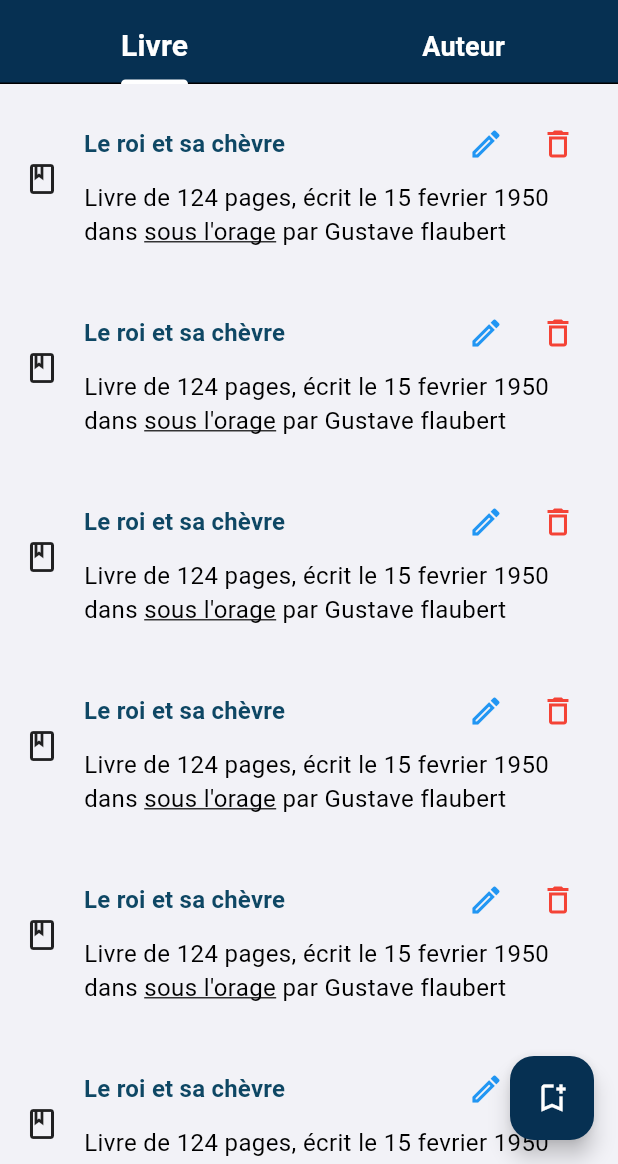
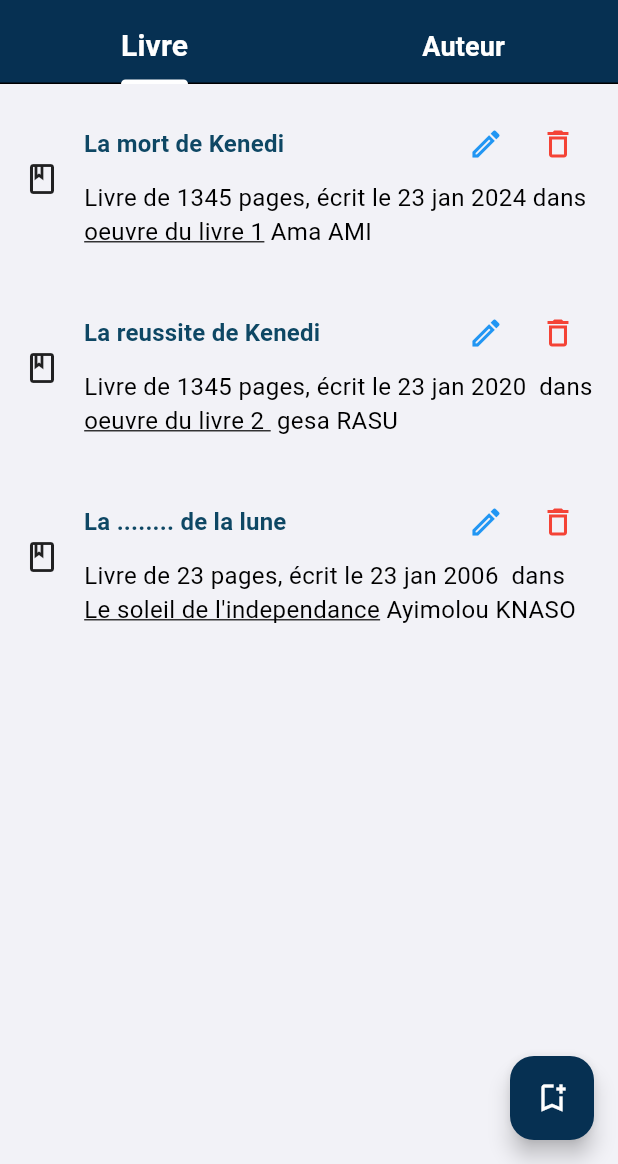
Before and after one commit to ayahetsiam/book_frontend, a Flutter app: the screen it shows after launch, on a phone screen of 412 x 824 dp, the part 72-1236 px from its top. Run offline on Flutter 3.47's test engine with Material 3 defaults, Android fonts, the light colour scheme and no system bars; our stand-ins replace gap.

Commit message:
Les exos de maison faits

```diff
--- /dev/null
+++ b/lib/data/dataSources/author_data_source.dart
@@ -0,0 +1,5 @@
+final authorDb = [
+  {"id": "author/1", "firstname": "Ayimolou", "name": "KNASO"},
+  {"id": "author/2", "firstname": "gesa", "name": "RASU"},
+  {"id": "author/3", "firstname": "Ama", "name": "AMI"}
+];
--- /dev/null
+++ b/lib/data/dataSources/book_data_source.dart
@@ -0,0 +1,29 @@
+final bookDb = [
+  {
+    "id": "book/1",
+    "isbn": "3547J",
+    "title": "La mort de Kenedi",
+    "artwork": "oeuvre du livre 1",
+    "page": 1345,
+    "writtenAt": "23 jan 2024",
+    "author": {"id": "author/3", "firstname": "Ama", "name": "AMI"},
+  },
+  {
+    "id": "book/2",
+    "isbn": "5646",
+    "title": "La reussite de Kenedi",
+    "artwork": "oeuvre du livre 2 ",
+    "page": 1345,
+    "writtenAt": "23 jan 2020 ",
+    "author": {"id": "author/2", "firstname": "gesa", "name": "RASU"},
+  },
+  {
+    "id": "book/3",
+    "isbn": "5326",
+    "title": "La ........ de la lune",
+    "artwork": "Le soleil de l'independance",
+    "page": 23,
+    "writtenAt": "23 jan 2006 ",
+    "author": {"id": "author/1", "firstname": "Ayimolou", "name": "KNASO"},
+  },
+];
--- /dev/null
+++ b/lib/data/models/author_model.dart
@@ -0,0 +1,23 @@
+class AuthorModel {
+  String name;
+  String firstname;
+
+  AuthorModel({
+    required this.name,
+    required this.firstname,
+  });
+
+  factory AuthorModel.fromJson(Map<String, dynamic> json) {
+    return AuthorModel(
+      name: json["name"] as String,
+      firstname: json["firstname"] as String,
+    );
+  }
+
+  Map<String, dynamic> toJson() {
+    return {
+      "name": name,
+      "firstname": firstname,
+    };
+  }
+}
--- /dev/null
+++ b/lib/data/models/book_models.dart
@@ -0,0 +1,41 @@
+import 'package:book_ui/data/models/author_model.dart';
+
+class BookModel {
+  String isbn;
+  String title;
+  String artwork;
+  int page;
+  String writtenAt;
+  AuthorModel author;
+
+  BookModel({
+    required this.isbn,
+    required this.title,
+    required this.artwork,
+    required this.page,
+    required this.writtenAt,
+    required this.author,
+  });
+
+  factory BookModel.fromJson(Map<String, dynamic> json) {
+    return BookModel(
+      isbn: json["isbn"] as String,
+      title: json["title"] as String,
+      artwork: json["artwork"] as String,
+      page: json["page"] as int,
+      writtenAt: json["writtenAt"] as String,
+      author: AuthorModel.fromJson(json["author"]),
+    );
+  }
+
+  Map<String, dynamic> toJson() {
+    return {
+      "isbn": isbn,
+      "title": title,
+      "artwork": artwork,
+      "page": page,
+      "writtenAt": writtenAt,
+      "author": author.toJson(),
+    };
+  }
+}
--- a/lib/views/components/author_books.dart
+++ b/lib/views/components/author_books.dart
@@ -32,6 +32,7 @@ class AuthorBooksTile extends StatelessWidget {
             ],
           )),
         ],
-        ));
+      ),
+    );
   }
 }
--- a/lib/views/components/book_tile.dart
+++ b/lib/views/components/book_tile.dart
@@ -1,36 +1,67 @@
+import 'package:book_ui/data/models/book_models.dart';
 import 'package:book_ui/views/components/app_snake_bar.dart';
 import 'package:book_ui/views/components/dialog_box.dart';
 import 'package:book_ui/views/configs/colors/common_colors.dart';
+import 'package:book_ui/views/screen/modify_book_screen.dart';
 import 'package:gap/gap.dart';
 import 'package:flutter/material.dart';
 
-class BookTile extends StatelessWidget {
-  const BookTile({super.key, required this.title, required this.subtitle});
+class BookTile extends StatefulWidget {
+  final BookModel book;
 
-  final String title;
-  final Text subtitle;
+  const BookTile({
+    super.key,
+    required this.book,
+  });
 
+  @override
+  State<BookTile> createState() => _BookTileState();
+}
+
+class _BookTileState extends State<BookTile> {
   void deleteOperation() {
-    debugPrint("alaj");
+    //debugPrint("alaj");
   }
 
-  void clickOnDelete(BuildContext context) {
+  void clickOnDelete() {
     showDialog(
         context: context,
         builder: (context) => ConfirmationDialog(
             title: "Confirmation",
-            content: "Êtes-vous sûr de vouloir supprimer cet auteur ?",
+            content: Text.rich(TextSpan(
+              children: [
+                const TextSpan(
+                    text:
+                        "Êtes-vous sûr de vouloir supprimer le livre intitulé "),
+                TextSpan(
+                    text: widget.book.title,
+                    style: Theme.of(context).textTheme.titleMedium),
+                TextSpan(
+                    text:
+                        " de ${widget.book.author.firstname} ${widget.book.author.name} ?"),
+              ],
+            )),
             onConfirmDeleting: deleteOperation),
         barrierDismissible: false);
   }
 
-  void clickOnModify(BuildContext context) {
-    Navigator.of(context).pushNamed("modifyBook");
+  void clickOnModify() {
+    //Navigator.of(context).pushNamed("modifyBook");
+    Navigator.push(
+      context,
+      MaterialPageRoute(
+        builder: (context) => ModifyBookScreen(
+          book: widget.book,
+        ),
+      ),
+    ); //pass any arguments),
   }
 
   @override
   Widget build(BuildContext context) {
-    return Container(
+    return Padding(
+      padding: const EdgeInsets.all(8.0),
+      child: Container(
         padding: const EdgeInsets.all(8),
         decoration: BoxDecoration(
             borderRadius: BorderRadius.circular(12),
@@ -48,19 +79,21 @@ class BookTile extends StatelessWidget {
                     children: [
                       Expanded(
                           child: Text(
-                        title,
+                        widget.book.title,
                         style: Theme.of(context).textTheme.titleMedium,
                       )),
-                      Row(children: [
-                        IconButton(
-                            onPressed: () => clickOnModify(context),
+                      Row(
+                        children: [
+                          IconButton(
+                            onPressed: () => clickOnModify(),
                             icon: Icon(
                               Icons.edit_outlined,
                               color: AppColor.updateColor,
-                            )),
-                        IconButton(
+                            ),
+                          ),
+                          IconButton(
                             onPressed: () {
-                              clickOnDelete(context);
+                              clickOnDelete();
                               //il y a un probleme
                               ScaffoldMessenger.of(context).showSnackBar(
                                   AppSnackBar(
@@ -70,15 +103,35 @@ class BookTile extends StatelessWidget {
                             icon: Icon(
                               Icons.delete_outline,
                               color: AppColor.deleteColor,
-                            )),
-                      ]),
+                            ),
+                          ),
+                        ],
+                      ),
                     ],
                   ),
-                  subtitle
+                  Text.rich(
+                    TextSpan(
+                      style: Theme.of(context).textTheme.bodyMedium,
+                      children: [
+                        TextSpan(
+                            text:
+                                "Livre de ${widget.book.page} pages, écrit le ${widget.book.writtenAt} dans "),
+                        TextSpan(
+                            text: widget.book.artwork,
+                            style: const TextStyle(
+                                decoration: TextDecoration.underline)),
+                        TextSpan(
+                            text:
+                                " ${widget.book.author.firstname} ${widget.book.author.name}"),
+                      ],
+                    ),
+                  ),
                 ],
               ),
-            )
+            ),
           ],
-        ));
+        ),
+      ),
+    );
   }
 }
--- a/lib/views/components/dialog_box.dart
+++ b/lib/views/components/dialog_box.dart
@@ -8,13 +8,13 @@ class ConfirmationDialog extends StatelessWidget {
       required this.onConfirmDeleting})
       : super(key: key);
   final String title;
-  final String content;
+  final Text content;
   final Function? onConfirmDeleting;
   @override
   Widget build(BuildContext context) {
     return AlertDialog(
       title: Text(title),
-      content: Text(content),
+      content: content,
       actions: [
         TextButton(
           onPressed: () {
--- a/lib/views/configs/style.dart
+++ b/lib/views/configs/style.dart
@@ -14,4 +14,6 @@ class AppStyle {
 
   static const FontWeight titleFontWeight = FontWeight.bold;
   static const FontWeight normalTextFontWeight = FontWeight.normal;
+  static const TextStyle notImportantTitleTextStyle =
+      TextStyle(color: Colors.grey, fontWeight: FontWeight.bold);
 }
--- a/lib/views/pages/book_page.dart
+++ b/lib/views/pages/book_page.dart
@@ -1,39 +1,47 @@
+
+import 'package:book_ui/data/models/book_models.dart';
 import 'package:book_ui/views/components/book_tile.dart';
 import 'package:flutter/material.dart';
+import '../../data/dataSources/book_data_source.dart';
 
-class BookPage extends StatelessWidget {
+class BookPage extends StatefulWidget {
   const BookPage({super.key});
-  onPressOnAddBook(BuildContext context) {
+
+  @override
+  State<BookPage> createState() => _BookPageState();
+}
+
+class _BookPageState extends State<BookPage> {
+  onPressOnAddBook() {
     Navigator.of(context).pushNamed("addBook");
+  }
+
+  late List<BookModel> bookData;
+
+  getBooks() {
+    bookData = bookDb.map((e) => BookModel.fromJson(e)).toList();
+  }
+
+  @override
+  void initState() {
+    getBooks();
+    super.initState();
   }
 
   @override
   Widget build(BuildContext context) {
     return Scaffold(
-      body: ListView(
-          children: List.generate(
-              10,
-              (index) => Padding(
-                    padding: const EdgeInsets.symmetric(
-                        vertical: 8.0, horizontal: 8),
-                    child: BookTile(
-                        title: "Le roi et sa chèvre",
-                        subtitle: Text.rich(TextSpan(
-                            style: Theme.of(context).textTheme.bodyMedium,
-                            children: const [
-                              TextSpan(
-                                  text:
-                                      "Livre de 124 pages, écrit le 15 fevrier 1950 dans "),
-                              TextSpan(
-                                  text: "sous l'orage",
-                                  style: TextStyle(
-                                      decoration: TextDecoration.underline)),
-                              TextSpan(text: " par Gustave flaubert")
-                            ]))),
-                  ))),
+      body: ListView.builder(
+        itemBuilder: (context, index) {
+          return BookTile(
+           book: bookData[index],
+          );
+        },
+        itemCount: bookData.length,
+      ),
       floatingActionButton: FloatingActionButton(
           onPressed: () {
-            onPressOnAddBook(context);
+            onPressOnAddBook();
           },
           child: const Icon(Icons.bookmark_add_outlined)),
     );
--- a/lib/views/route/app_router.dart
+++ b/lib/views/route/app_router.dart
@@ -1,24 +1,17 @@
-import 'package:book_ui/views/screen/add_author_screen.dart';
-import 'package:book_ui/views/screen/add_book_screen.dart';
-import 'package:book_ui/views/screen/author_books_screen.dart';
 import 'package:book_ui/views/screen/main_screem.dart';
-import 'package:book_ui/views/screen/modify_author_screen.dart';
-import 'package:book_ui/views/screen/modify_book_screen.dart';
-import 'package:book_ui/views/screen/research_screen.dart';
-import 'package:book_ui/views/screen/setting_screen.dart';
 import 'package:book_ui/views/screen/unknow_screen.dart';
 import 'package:flutter/material.dart';
 
 class UiRoute {
   static final appRoute = {
     "/": (context) => const MainScreen(),
-    "addAuthor": (context) => const AddAuthorScreen(),
+    /*"addAuthor": (context) => const AddAuthorScreen(),
     "addBook": (context) => const AddBookScreen(),
-    "modifyAuthor": (context) => const ModifyAuthorScreen(),
-    "modifyBook": (context) => const ModifyBookScreen(),
+   // "modifyAuthor": (context) => const ModifyAuthorScreen(),
+    //"modifyBook": (context) => const ModifyBookScreen(),
     "authorBooks": (context) => const AuthorDetailScreen(),
     "setting": (context) => const SettingScreen(),
-    "research": (context) => const ResearchScreen(),
+    //"research": (context) => const ResearchScreen(),*/
   };
 
   static final appUnknowRoute = MaterialPageRoute(
--- a/lib/views/screen/research_screen.dart
+++ b/lib/views/screen/research_screen.dart
@@ -1,4 +1,4 @@
-import 'package:flutter/material.dart';
+/*import 'package:flutter/material.dart';
 //import 'package:flutter/widgets.dart';
 import 'package:gap/gap.dart';
 import 'package:book_ui/views/components/book_tile.dart';
@@ -96,4 +96,4 @@ class ResearchScreen extends StatelessWidget {
       },
     );
   }
-}
+}*/
```
Also changed, not shown: lib/views/components/author_tile.dart (+44 -13 lines), lib/views/pages/author_page.dart (+28 -9 lines), lib/views/screen/author_books_screen.dart (+23 -33 lines), lib/views/screen/modify_author_screen.dart (+22 -5 lines), lib/views/screen/modify_book_screen.dart (+60 -32 lines). Lines whose indentation alone changed are shown as unchanged.
